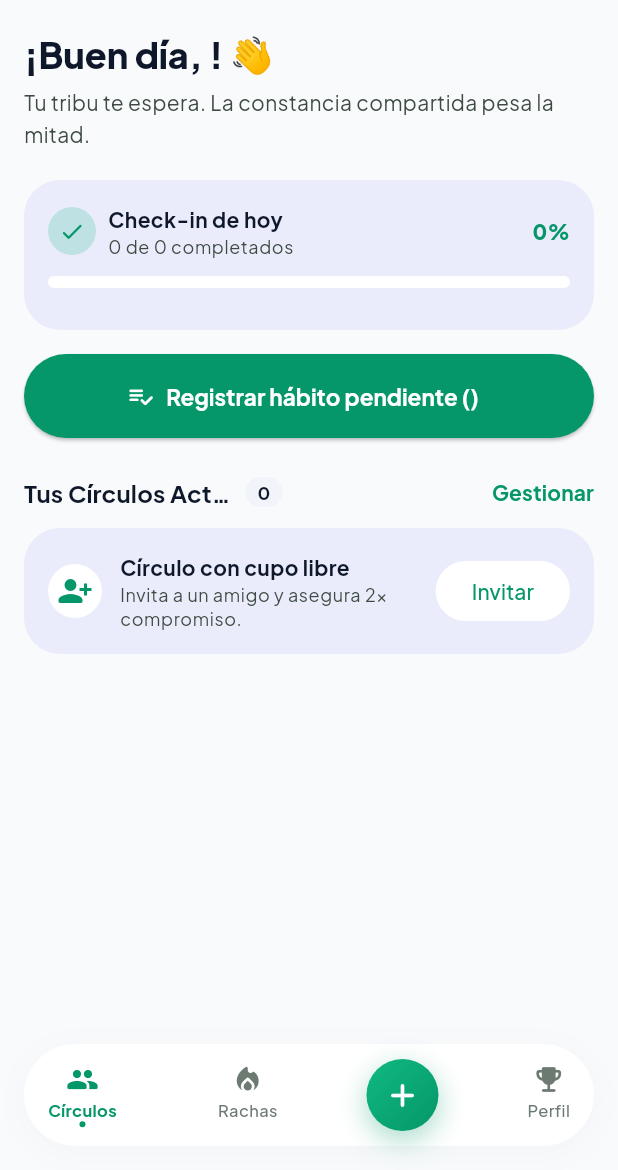
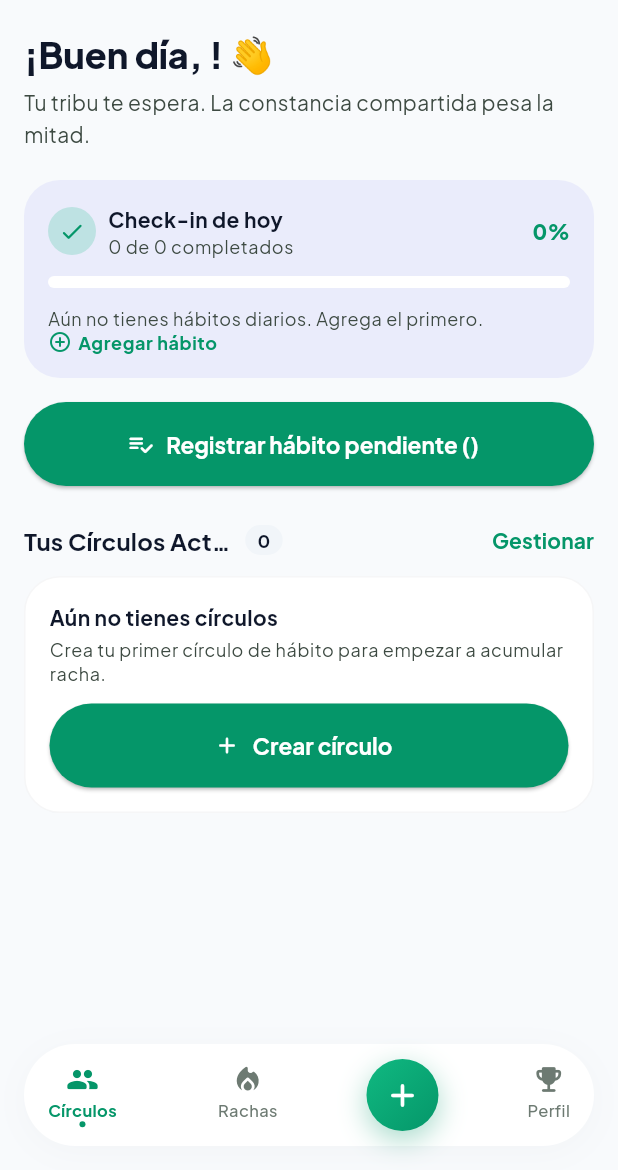
Before and after one commit to GrullonDev/ed_tech, a Flutter app: the Dashboard screen opened directly with empty values, on a phone screen of 412 x 824 dp, the part 66-1236 px from its top. Run offline on Flutter 3.47's test engine with Material 3 defaults, Android fonts, the phone set to English and light mode, and no system bars; our stand-ins replace google_fonts, hive_flutter; accounts and stored records are empty.

Commit message:
feat(ui): empty states y creacion de habitos diarios
- Dashboard exige onAddTodayHabit; _TodayCard con _promptAddHabit y boton Agregar habito
- _AddHabitDialog Stateful con controller propio y dispose seguro tras animacion
- Mensaje vacio para habits y _EmptyCirclesCard con CTA Crear circulo
- Home cablea onAddTodayHabit -> _logic.addTodayHabit

```diff
--- a/lib/features/page/home.dart
+++ b/lib/features/page/home.dart
@@ -48,6 +48,7 @@ class _MyHomePageState extends State<MyHomePage> {
           onCreateCircle: _openCreateHabit,
           onCheckIn: _logic.toggleCheckIn,
           onToggleTodayHabit: _logic.toggleTodayHabit,
+          onAddTodayHabit: _logic.addTodayHabit,
           onOpenCircle: _openCircleDetail,
           onOpenProfile: _openProfile,
         );
--- a/lib/features/widgets/dashboard.dart
+++ b/lib/features/widgets/dashboard.dart
@@ -22,6 +22,7 @@ class Dashboard extends StatelessWidget {
     required this.onCreateCircle,
     required this.onCheckIn,
     required this.onToggleTodayHabit,
+    required this.onAddTodayHabit,
     required this.onOpenCircle,
     required this.onOpenProfile,
   });
@@ -38,6 +39,7 @@ class Dashboard extends StatelessWidget {
   final VoidCallback onCreateCircle;
   final ValueChanged<HabitCircle> onCheckIn;
   final ValueChanged<TodayHabit> onToggleTodayHabit;
+  final ValueChanged<String> onAddTodayHabit;
   final ValueChanged<HabitCircle> onOpenCircle;
   final VoidCallback onOpenProfile;
 
@@ -85,6 +87,7 @@ class Dashboard extends StatelessWidget {
                 total: todayTotalCount,
                 progress: todayProgress,
                 onToggle: onToggleTodayHabit,
+                onAdd: onAddTodayHabit,
               ),
               const SizedBox(height: AppSpacing.lg),
               if (nextPendingHabit != null)
@@ -124,6 +127,9 @@ class Dashboard extends StatelessWidget {
                 ],
               ),
               const SizedBox(height: AppSpacing.md),
+              if (circles.isEmpty)
+                _EmptyCirclesCard(onCreateCircle: onCreateCircle)
+              else ...[
                 for (final circle in circles) ...[
                   CircleCard(
                     circle: circle,
@@ -133,6 +139,7 @@ class Dashboard extends StatelessWidget {
                   const SizedBox(height: AppSpacing.lg),
                 ],
                 const _InviteBanner(),
+              ],
             ],
           ),
         ),
@@ -265,6 +272,7 @@ class _TodayCard extends StatelessWidget {
     required this.total,
     required this.progress,
     required this.onToggle,
+    required this.onAdd,
   });
 
   final List<TodayHabit> habits;
@@ -272,6 +280,15 @@ class _TodayCard extends StatelessWidget {
   final int total;
   final double progress;
   final ValueChanged<TodayHabit> onToggle;
+  final ValueChanged<String> onAdd;
+
+  Future<void> _promptAddHabit(BuildContext context) async {
+    final label = await showDialog<String>(
+      context: context,
+      builder: (context) => const _AddHabitDialog(),
+    );
+    if (label != null && label.trim().isNotEmpty) onAdd(label);
+  }
 
   @override
   Widget build(BuildContext context) {
@@ -336,6 +353,13 @@ class _TodayCard extends StatelessWidget {
             ),
           ),
           const SizedBox(height: AppSpacing.md),
+          if (habits.isEmpty)
+            Text(
+              'Aún no tienes hábitos diarios. Agrega el primero.',
+              style: textTheme.bodySmall?.copyWith(
+                color: AppColors.onSurfaceVariant,
+              ),
+            ),
           Wrap(
             spacing: AppSpacing.md,
             runSpacing: AppSpacing.xs,
@@ -366,7 +390,117 @@ class _TodayCard extends StatelessWidget {
                     ],
                   ),
                 ),
+              InkWell(
+                onTap: () => _promptAddHabit(context),
+                borderRadius: BorderRadius.circular(AppRadius.pill),
+                child: Row(
+                  mainAxisSize: MainAxisSize.min,
+                  children: [
+                    const Icon(
+                      Icons.add_circle_outline_rounded,
+                      size: 16,
+                      color: AppColors.primary,
+                    ),
+                    const SizedBox(width: 4),
+                    Text(
+                      'Agregar hábito',
+                      style: textTheme.bodySmall?.copyWith(
+                        color: AppColors.primary,
+                        fontWeight: FontWeight.w700,
+                      ),
+                    ),
                   ],
+                ),
+              ),
+            ],
+          ),
+        ],
+      ),
+    );
+  }
+}
+
+/// Diálogo para crear un hábito diario nuevo. Es un [StatefulWidget] para
+/// que el `TextEditingController` viva y se destruya junto con el propio
+/// diálogo (incluida su animación de cierre) en vez de ser desechado a mano
+/// justo después del `await showDialog`, lo que puede correr una carrera
+/// contra la transición de salida y usar el controller ya destruido.
+class _AddHabitDialog extends StatefulWidget {
+  const _AddHabitDialog();
+
+  @override
+  State<_AddHabitDialog> createState() => _AddHabitDialogState();
+}
+
+class _AddHabitDialogState extends State<_AddHabitDialog> {
+  final _controller = TextEditingController();
+
+  @override
+  void dispose() {
+    _controller.dispose();
+    super.dispose();
+  }
+
+  void _submit() => Navigator.of(context).pop(_controller.text);
+
+  @override
+  Widget build(BuildContext context) {
+    return AlertDialog(
+      title: const Text('Nuevo hábito diario'),
+      content: TextField(
+        controller: _controller,
+        autofocus: true,
+        decoration: const InputDecoration(labelText: 'Ej. Beber 2L de agua'),
+        onSubmitted: (_) => _submit(),
+      ),
+      actions: [
+        TextButton(
+          onPressed: () => Navigator.of(context).pop(),
+          child: const Text('Cancelar'),
+        ),
+        FilledButton(onPressed: _submit, child: const Text('Agregar')),
+      ],
+    );
+  }
+}
+
+class _EmptyCirclesCard extends StatelessWidget {
+  const _EmptyCirclesCard({required this.onCreateCircle});
+
+  final VoidCallback onCreateCircle;
+
+  @override
+  Widget build(BuildContext context) {
+    final textTheme = Theme.of(context).textTheme;
+    return Container(
+      padding: const EdgeInsets.all(AppSpacing.lg),
+      decoration: BoxDecoration(
+        color: AppColors.surface,
+        borderRadius: BorderRadius.circular(AppRadius.xl),
+        border: Border.all(color: AppColors.outlineWhisper),
+      ),
+      child: Column(
+        crossAxisAlignment: CrossAxisAlignment.start,
+        children: [
+          Text(
+            'Aún no tienes círculos',
+            style: textTheme.bodyMedium?.copyWith(fontWeight: FontWeight.w700),
+          ),
+          const SizedBox(height: AppSpacing.xs),
+          Text(
+            'Crea tu primer círculo de hábito para empezar a acumular racha.',
+            style: textTheme.bodySmall?.copyWith(
+              color: AppColors.onSurfaceVariant,
+            ),
+          ),
+          const SizedBox(height: AppSpacing.md),
+          SizedBox(
+            width: double.infinity,
+            child: ElevatedButton.icon(
+              onPressed: onCreateCircle,
+              icon: const Icon(Icons.add_rounded),
+              label: const Text('Crear círculo'),
+            ),
           ),
         ],
       ),
```
Lines whose indentation alone changed are shown as unchanged.
